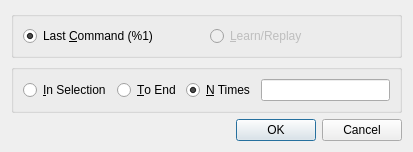
Above: source/ui/DialogRepeat.ui from eteran/nedit-ng before the change. Below: the same form after it.
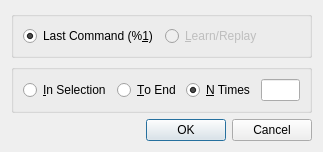
That is the form after the change.

Diff of the .ui file:
```diff
--- a/source/ui/DialogRepeat.ui
+++ b/source/ui/DialogRepeat.ui
@@ -6,8 +6,8 @@
    <rect>
     <x>0</x>
     <y>0</y>
-    <width>413</width>
-    <height>147</height>
+    <width>323</width>
+    <height>144</height>
    </rect>
   </property>
   <property name="windowTitle">
@@ -23,7 +23,7 @@
       <item>
        <widget class="QRadioButton" name="radioLastCommand">
         <property name="text">
-         <string>Last &amp;Command (%1)</string>
+         <string>Last Command (%&amp;1)</string>
         </property>
         <property name="checked">
          <bool>true</bool>
```
